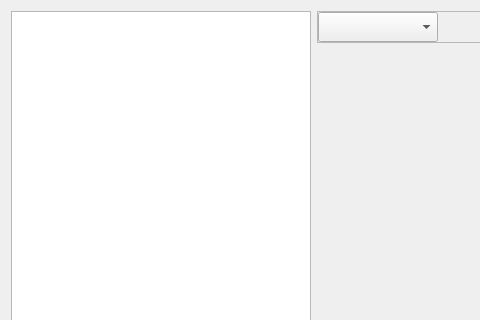
Above: gui/qt_widgets/board/IndustryBoardWidget.ui from Daydreamer-AI/MPolicy before the change; both pictures show x 0 to 480 and y 0 to 320 of the 1366 by 768 pixel window. Below: the same form after it.
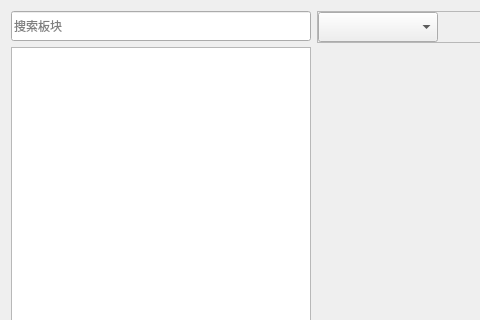
That is the form after the change. Custom widgets are drawn as their Qt base class.

Commit message: 行业板块界面添加搜索

Patch:
```diff
--- a/gui/qt_widgets/board/IndustryBoardWidget.ui
+++ b/gui/qt_widgets/board/IndustryBoardWidget.ui
@@ -15,6 +15,27 @@
   </property>
   <layout class="QHBoxLayout" name="horizontalLayout_2">
    <item>
+    <layout class="QVBoxLayout" name="verticalLayout_3">
+     <item>
+      <widget class="MOptionLineEdit" name="lineEdit_search">
+       <property name="minimumSize">
+        <size>
+         <width>300</width>
+         <height>30</height>
+        </size>
+       </property>
+       <property name="maximumSize">
+        <size>
+         <width>300</width>
+         <height>16777215</height>
+        </size>
+       </property>
+       <property name="placeholderText">
+        <string>搜索板块</string>
+       </property>
+      </widget>
+     </item>
+     <item>
     <widget class="QListWidget" name="listWidget_card">
      <property name="minimumSize">
       <size>
@@ -30,6 +51,8 @@
      </property>
     </widget>
    </item>
+    </layout>
+   </item>
    <item>
     <layout class="QVBoxLayout" name="verticalLayout_2">
      <item>
@@ -108,6 +131,13 @@
    </item>
   </layout>
  </widget>
+ <customwidgets>
+  <customwidget>
+   <class>MOptionLineEdit</class>
+   <extends>QLineEdit</extends>
+   <header>MOptionLineEdit</header>
+  </customwidget>
+ </customwidgets>
  <resources/>
  <connections/>
 </ui>
```
Lines whose indentation alone changed are shown as unchanged. The commit also changes 3 other files.
